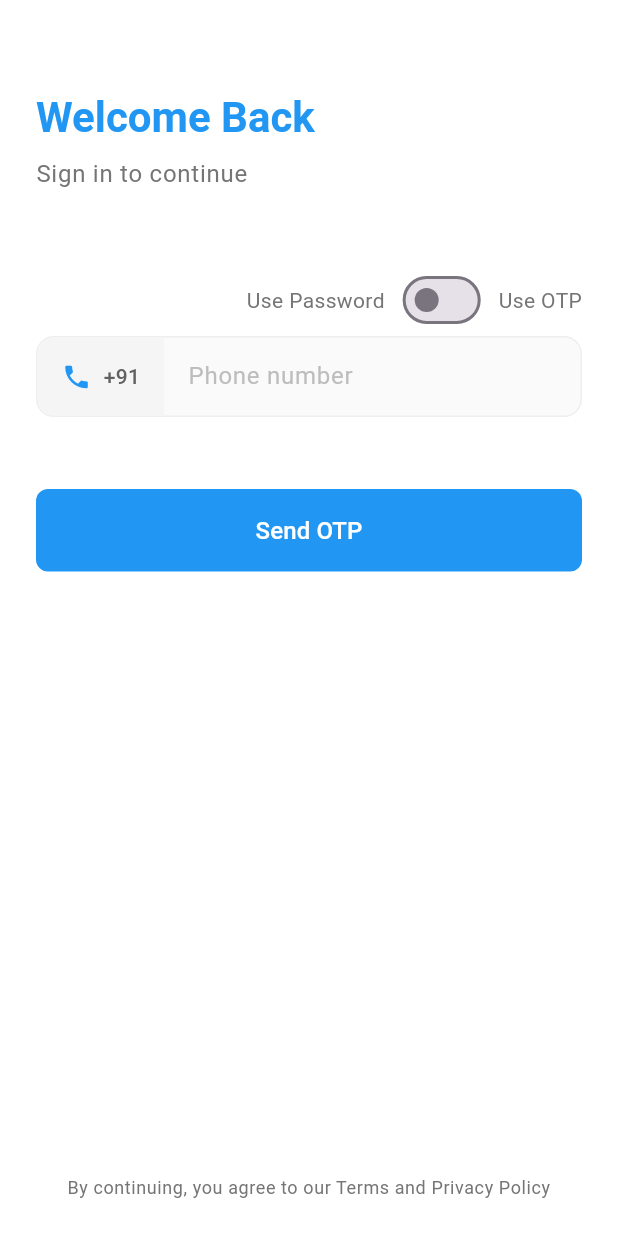
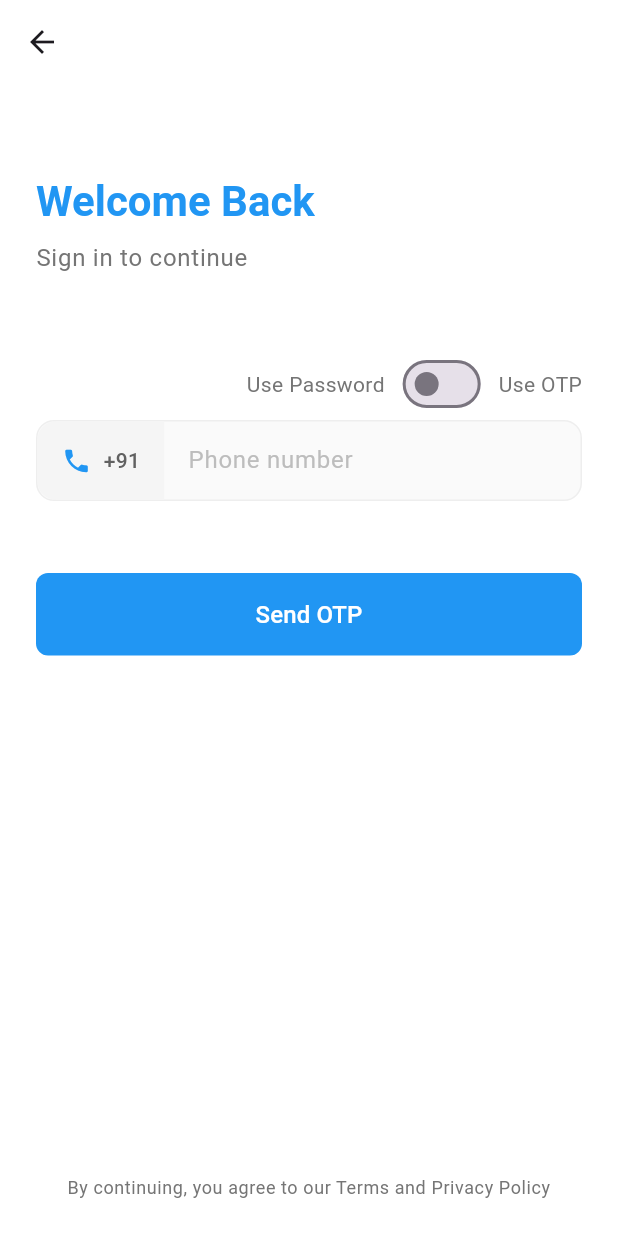
Before and after one commit to Greencreon-LLP-2/Lelam-online-V2, a Flutter app: the screen it shows after launch, after a tap on the "person" icon, on a phone screen of 412 x 824 dp. Run offline on Flutter 3.47's test engine with Material 3 defaults, Android fonts, the phone set to English and light mode, and no system bars; our stand-ins replace cached_network_image, go_router, image_picker.

```diff
--- a/lib/feature/authentication/views/pages/login_page.dart
+++ b/lib/feature/authentication/views/pages/login_page.dart
@@ -59,6 +59,15 @@ class _LoginPageState extends State<LoginPage> {
   @override
   Widget build(BuildContext context) {
     return Scaffold(
+      appBar: AppBar(
+        backgroundColor: Colors.white,
+        leading: IconButton(
+          onPressed: () {
+            context.pop();
+          },
+          icon: const Icon(Icons.arrow_back),
+        ),
+      ),
       backgroundColor: Colors.white,
       body: SafeArea(
         child: Padding(
--- a/lib/feature/home/view/pages/home_page.dart
+++ b/lib/feature/home/view/pages/home_page.dart
@@ -26,6 +26,7 @@ class _HomePageState extends State<HomePage> {
   @override
   Widget build(BuildContext context) {
     return Scaffold(
+      backgroundColor: Colors.white,
       body: SafeArea(
         child: SingleChildScrollView(
           child: Column(
```
Also changed, not shown: 2 other files.
